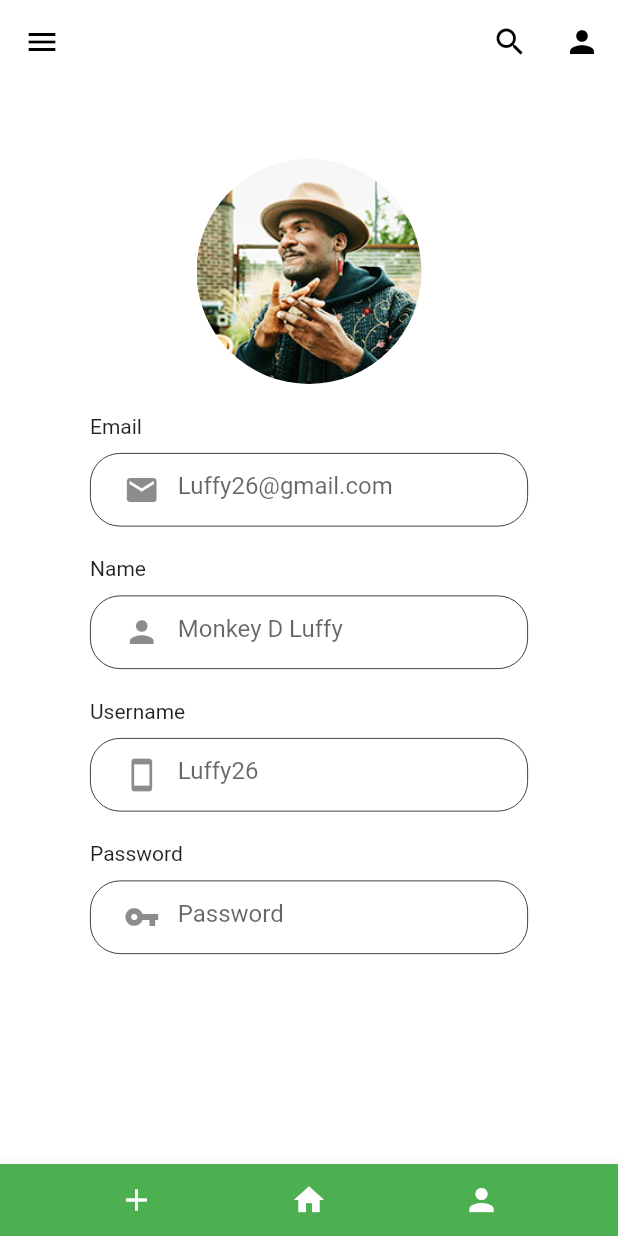
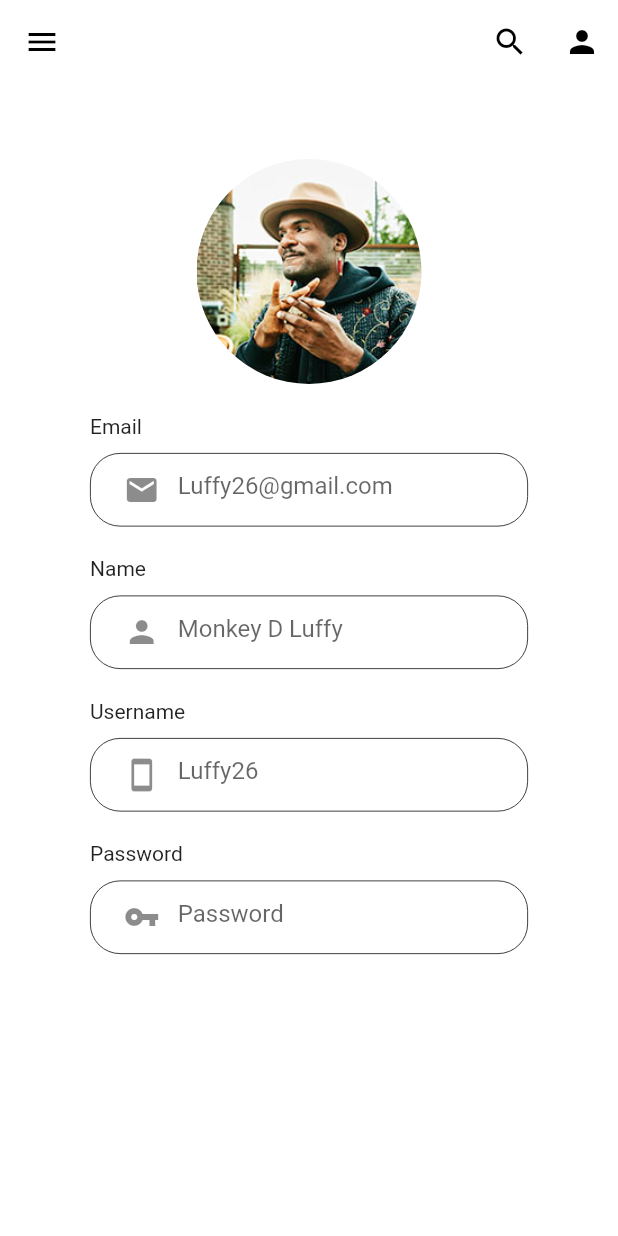
Before and after one commit to syaifqr/Aplikasi_Tempat_Wisata, a Flutter app: the Profil screen opened by its route, on a phone screen of 412 x 824 dp. Run offline on Flutter 3.47's test engine with Material 2 defaults, Android fonts, the phone set to English and light mode, and no system bars.

Commit message:
Update profil.dart

```diff
--- a/project_uas_flutter/lib/screens/profil.dart
+++ b/project_uas_flutter/lib/screens/profil.dart
@@ -13,26 +13,6 @@ class _ProfilState extends State<Profil> {
     return SafeArea(
       child: Scaffold(
         backgroundColor: Colors.white,
-        bottomNavigationBar: BottomAppBar(
-          color: Colors.green,
-          child: Row(
-            mainAxisAlignment: MainAxisAlignment.spaceEvenly,
-            children: [
-              IconButton(
-                onPressed: () {},
-                icon: Icon(Icons.add, color: Colors.white)
-              ),
-              IconButton(
-                onPressed: () {},
-                icon: Icon(Icons.home, color: Colors.white)
-              ),
-              IconButton(
-                onPressed: () {},
-                icon: Icon(Icons.person, color: Colors.white)
-              ),
-            ],
-          ),
-        ),
         appBar: AppBar(
           elevation: 0,
           backgroundColor: Colors.white,
```
